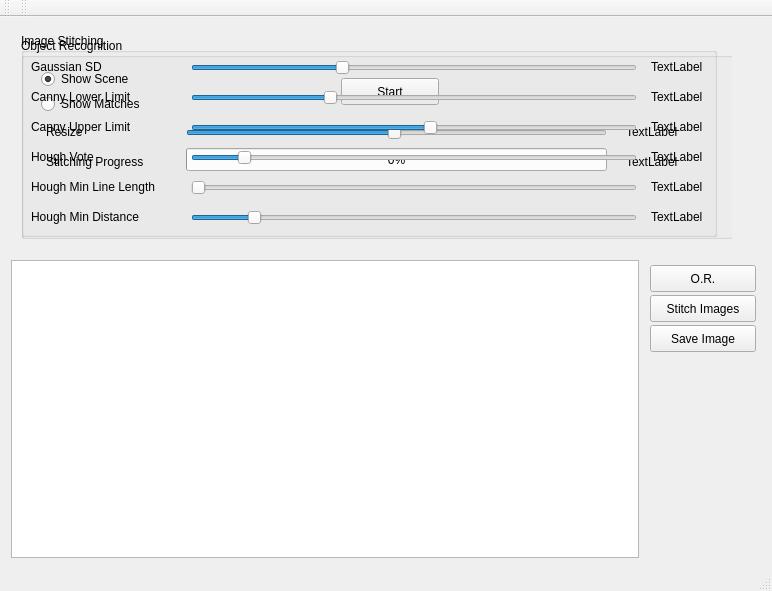
ironage/VISOR, file mainwindow.ui: the form before one commit.
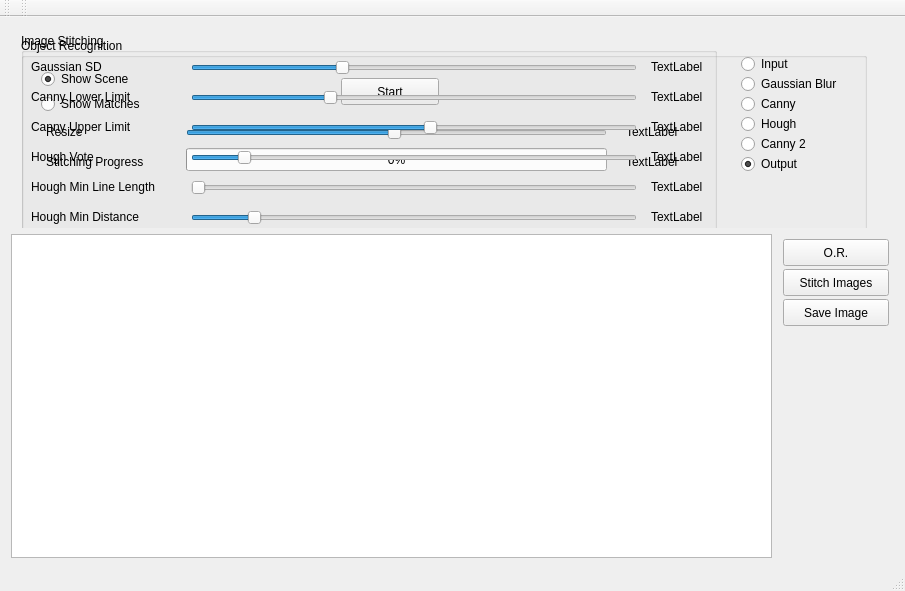
The form after the commit. Custom widgets are drawn as their Qt base class.

```diff
--- a/mainwindow.ui
+++ b/mainwindow.ui
@@ -6,7 +6,7 @@
    <rect>
     <x>0</x>
     <y>0</y>
-    <width>744</width>
+    <width>905</width>
     <height>591</height>
    </rect>
   </property>
@@ -31,8 +31,8 @@
       </property>
       <property name="minimumSize">
        <size>
-        <width>750</width>
-        <height>226</height>
+        <width>861</width>
+        <height>200</height>
        </size>
       </property>
       <property name="frameShape">
@@ -46,7 +46,7 @@
         <rect>
          <x>5</x>
          <y>5</y>
-         <width>716</width>
+         <width>856</width>
          <height>206</height>
         </rect>
        </property>
@@ -212,7 +212,7 @@
          <rect>
           <x>5</x>
           <y>5</y>
-          <width>716</width>
+          <width>846</width>
           <height>201</height>
          </rect>
         </property>
@@ -640,6 +640,87 @@
           <string>TextLabel</string>
          </property>
         </widget>
+        <widget class="QRadioButton" name="radio_or_output">
+         <property name="geometry">
+          <rect>
+           <x>720</x>
+           <y>115</y>
+           <width>116</width>
+           <height>22</height>
+          </rect>
+         </property>
+         <property name="text">
+          <string>Output</string>
+         </property>
+         <property name="checked">
+          <bool>true</bool>
+         </property>
+        </widget>
+        <widget class="QRadioButton" name="radio_or_input">
+         <property name="geometry">
+          <rect>
+           <x>720</x>
+           <y>15</y>
+           <width>116</width>
+           <height>22</height>
+          </rect>
+         </property>
+         <property name="text">
+          <string>Input</string>
+         </property>
+        </widget>
+        <widget class="QRadioButton" name="radio_or_canny2">
+         <property name="geometry">
+          <rect>
+           <x>720</x>
+           <y>95</y>
+           <width>116</width>
+           <height>22</height>
+          </rect>
+         </property>
+         <property name="text">
+          <string>Canny 2</string>
+         </property>
+        </widget>
+        <widget class="QRadioButton" name="radio_or_gaussian">
+         <property name="geometry">
+          <rect>
+           <x>720</x>
+           <y>35</y>
+           <width>121</width>
+           <height>22</height>
+          </rect>
+         </property>
+         <property name="text">
+          <string>Gaussian Blur</string>
+         </property>
+        </widget>
+        <widget class="QRadioButton" name="radio_or_hough">
+         <property name="geometry">
+          <rect>
+           <x>720</x>
+           <y>75</y>
+           <width>116</width>
+           <height>22</height>
+          </rect>
+         </property>
+         <property name="text">
+          <string>Hough</string>
+         </property>
+        </widget>
+        <widget class="QRadioButton" name="radio_or_canny">
+         <property name="geometry">
+          <rect>
+           <x>720</x>
+           <y>55</y>
+           <width>116</width>
+           <height>22</height>
+          </rect>
+         </property>
+         <property name="text">
+          <string>Canny</string>
+         </property>
+        </widget>
        </widget>
       </widget>
      </widget>
```
Left out of the diff: 2 changed lines with no effect on the pictures.
